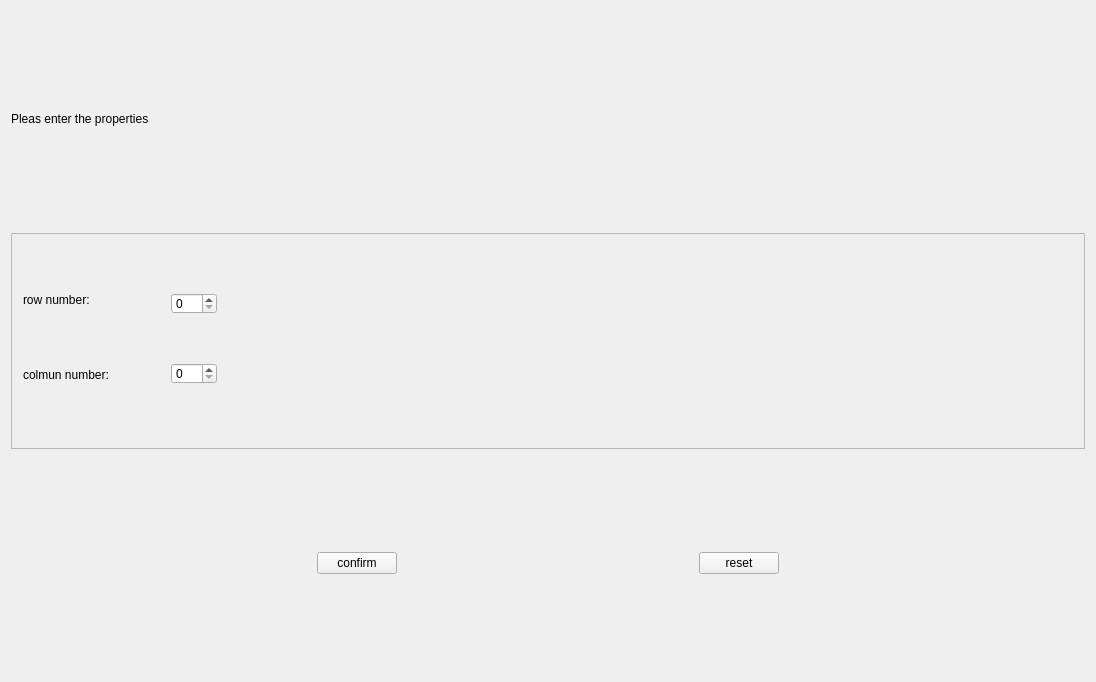
The window that BigProject/settingwidget.ui (HaoyunHong/Analog-interface-of-digital-microfluidic-biochip) describes before a commit, drawn with Qt 5.
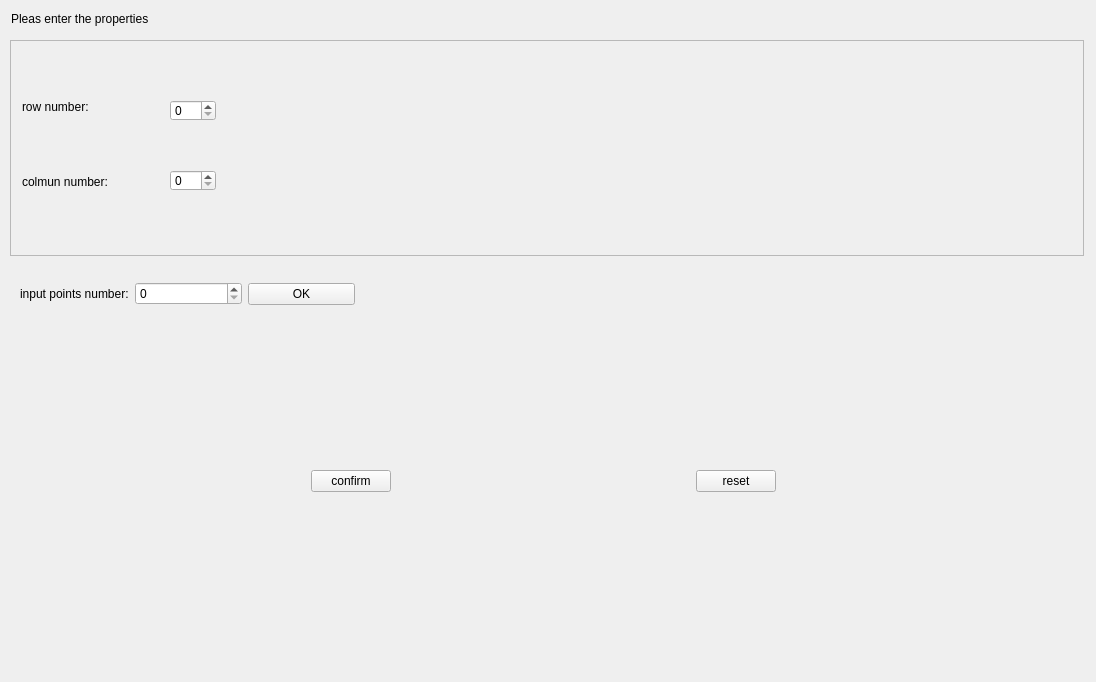
The same window after the commit.

The edit to the form file:
```diff
--- a/BigProject/settingwidget.ui
+++ b/BigProject/settingwidget.ui
@@ -13,16 +13,28 @@
   <property name="windowTitle">
    <string>Form</string>
   </property>
-  <layout class="QGridLayout" name="gridLayout">
-   <item row="0" column="0">
     <widget class="QLabel" name="label">
+   <property name="geometry">
+    <rect>
+     <x>11</x>
+     <y>11</y>
+     <width>208</width>
+     <height>16</height>
+    </rect>
+   </property>
      <property name="text">
       <string>Pleas enter the properties</string>
      </property>
     </widget>
-   </item>
-   <item row="1" column="0">
     <widget class="QFrame" name="frame">
+   <property name="geometry">
+    <rect>
+     <x>10</x>
+     <y>40</y>
+     <width>1074</width>
+     <height>216</height>
+    </rect>
+   </property>
      <property name="frameShape">
       <enum>QFrame::StyledPanel</enum>
      </property>
@@ -76,9 +88,15 @@
       </property>
      </widget>
     </widget>
-   </item>
-   <item row="2" column="0">
     <widget class="QWidget" name="widget" native="true">
+   <property name="geometry">
+    <rect>
+     <x>11</x>
+     <y>456</y>
+     <width>1065</width>
+     <height>50</height>
+    </rect>
+   </property>
      <layout class="QHBoxLayout" name="horizontalLayout">
       <item>
        <spacer name="horizontalSpacer_2">
@@ -135,8 +153,35 @@
       </item>
      </layout>
     </widget>
-   </item>
-  </layout>
+  <widget class="QWidget" name="widget_2" native="true">
+   <property name="geometry">
+    <rect>
+     <x>20</x>
+     <y>269</y>
+     <width>335</width>
+     <height>50</height>
+    </rect>
+   </property>
+   <layout class="QHBoxLayout" name="horizontalLayout_2">
+    <item>
+     <widget class="QLabel" name="label_2">
+      <property name="text">
+       <string>input points number:</string>
+      </property>
+     </widget>
+    </item>
+    <item>
+     <widget class="QSpinBox" name="inpNumSpinBox"/>
+    </item>
+    <item>
+     <widget class="QPushButton" name="inOKButton">
+      <property name="text">
+       <string>OK</string>
+      </property>
+     </widget>
+    </item>
+   </layout>
+  </widget>
  </widget>
  <resources/>
  <connections/>
```
Lines whose indentation alone changed are shown as unchanged.
